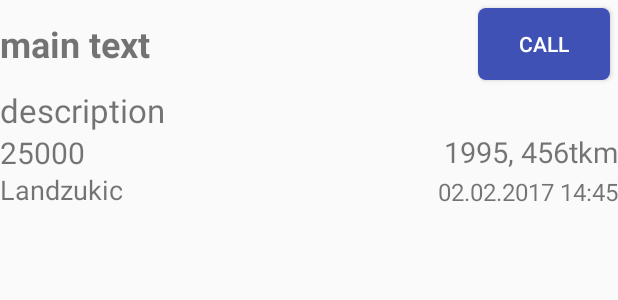
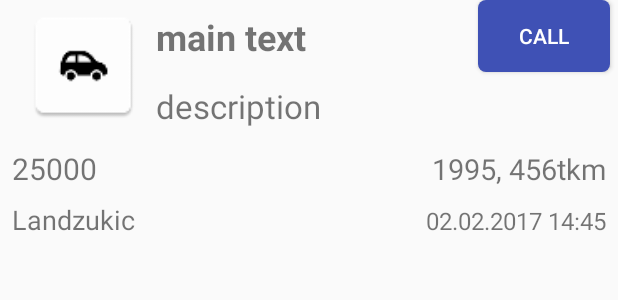
Before and after one commit to gusakovgiorgi/AutoSearchApp, an Android app: the layout list_item_layout.xml on its own in the app's theme, with its tools: preview values and no code run, on a phone screen of 412 x 824 dp. Shown: the top 300 px of the screen. Run offline under Robolectric (Android 15) with nearby library versions, the phone set to English and light mode, and no system bars.

Commit message:
start add additional functionality

```diff
--- a/app/build.gradle
+++ b/app/build.gradle
@@ -32,4 +32,5 @@ dependencies {
     compile 'com.android.support:recyclerview-v7:25.3.0'
     testCompile 'junit:junit:4.12'
     annotationProcessor 'com.jakewharton:butterknife-compiler:8.5.1'
+    compile 'com.android.support.constraint:constraint-layout:1.0.0-alpha9'
 }
--- a/app/src/main/java/net/gusakov/newnettiauto/Constants.java
+++ b/app/src/main/java/net/gusakov/newnettiauto/Constants.java
@@ -17,6 +17,7 @@ public interface Constants {
         String DB_NAME = "auto.db";
         String DB_TABLE_AUTO = "auto_table";
         String TB_AUTO_ID = "auto_id";
+        String TB_AUTO_IMAGE_URL="auto_image_url";
         String TB_AUTO_NAME = "name";
         String TB_AUTO_DESCRIPTION = "description";
         String TB_AUTO_PRICE = "price";
@@ -32,6 +33,7 @@ public interface Constants {
         String DB_CREATE_STRING = "create table " + DB_TABLE_AUTO + " ("
                 + "_id integer primary key autoincrement, "
                 + TB_AUTO_ID + " integer, "
+                + TB_AUTO_IMAGE_URL+" text, "
                 + TB_AUTO_NAME + " text, "
                 + TB_AUTO_DESCRIPTION + " text, "
                 + TB_AUTO_PRICE + " integer, "
--- a/app/src/main/java/net/gusakov/newnettiauto/adapters/AutoCursorAdapter.java
+++ b/app/src/main/java/net/gusakov/newnettiauto/adapters/AutoCursorAdapter.java
@@ -14,6 +14,7 @@ import android.view.View;
 import android.view.ViewGroup;
 import android.widget.Button;
 import android.widget.CursorAdapter;
+import android.widget.ImageView;
 import android.widget.TextView;
 import android.widget.Toast;
 
@@ -51,6 +52,7 @@ public class AutoCursorAdapter extends CursorAdapter {
     @Override
     public void bindView(View view, final Context context, Cursor cursor) {
         // Find fields to populate in inflated template
+        ImageView imageView=(ImageView)view.findViewById(R.id.imageViewId);
         TextView name = (TextView) view.findViewById(R.id.nameId);
         TextView description = (TextView) view.findViewById(R.id.descriptionId);
         TextView price = (TextView) view.findViewById(R.id.priceId);
@@ -106,4 +108,5 @@ public class AutoCursorAdapter extends CursorAdapter {
         view.setTag(new Auto(idInt,nameStr,descriptionStr,priceInt,yearAndMileageStr,sellerStr,linkStr,phoneUri,false,timestamp));
     }
 
+
 }
--- a/app/src/main/java/net/gusakov/newnettiauto/classes/Auto.java
+++ b/app/src/main/java/net/gusakov/newnettiauto/classes/Auto.java
@@ -7,6 +7,7 @@ package net.gusakov.newnettiauto.classes;
 public class Auto {
     private int id;
     private String name;
+    private String imageUrlString;
     private String description;
     private int price;
     private String yearAndMileage;
@@ -22,7 +23,7 @@ public class Auto {
     public Auto(){
     }
 
-    public Auto(int id,String name, String description, int price, String yearAndMileage, String seller,String link,String phoneNumberURI, boolean isDealer,long timestamp) {
+    public Auto(int id,String name, String description, int price, String yearAndMileage, String seller,String link,String phoneNumberURI, boolean isDealer,long timestamp,String imageUrlString) {
         this.id=id;
         this.name = name;
         this.description = description;
@@ -33,6 +34,7 @@ public class Auto {
         this.phoneNumberURI =phoneNumberURI;
         this.isDealer = isDealer;
         this.timestamp=timestamp;
+        this.imageUrlString=imageUrlString;
     }
     public long getTimestamp() {
         return timestamp;
@@ -115,4 +117,12 @@ public class Auto {
     public boolean isDealer() {
         return isDealer;
     }
+
+    public String getImageUrlString() {
+        return imageUrlString;
+    }
+
+    public void setImageUrlString(String imageUrlString) {
+        this.imageUrlString = imageUrlString;
+    }
 }
--- a/app/src/main/java/net/gusakov/newnettiauto/classes/HTMLParser.java
+++ b/app/src/main/java/net/gusakov/newnettiauto/classes/HTMLParser.java
@@ -114,6 +114,7 @@ public class HTMLParser implements Runnable,Constants.HTMLParserConstants{
                         String yearAndmiliage = getYearAndMilliage(detailBox);
                         String seller = getSeller(detailBox);
                         boolean dealer = getDealer(detailBox);
+//                        String imageUrl=getImageUrl()
                         Auto auto = new Auto(id, autoName, autoDescription, price, yearAndmiliage, seller, linkHref,phoneNumberURI, dealer,System.currentTimeMillis());
                         invokeNewAutoListeners(auto);
                         Timber.d("id=" + id + ", car name=" + autoName + ", description=" + autoDescription + ", price=" + price + ", year=" + yearAndmiliage +
--- a/app/src/main/res/layout/list_item_layout.xml
+++ b/app/src/main/res/layout/list_item_layout.xml
@@ -1,27 +1,107 @@
 <?xml version="1.0" encoding="utf-8"?>
-<RelativeLayout xmlns:android="http://schemas.android.com/apk/res/android"
+<android.support.constraint.ConstraintLayout xmlns:android="http://schemas.android.com/apk/res/android"
+    xmlns:app="http://schemas.android.com/apk/res-auto"
+    xmlns:tools="http://schemas.android.com/tools"
     android:layout_width="match_parent"
     android:layout_height="wrap_content">
 
-    <LinearLayout
-        android:id="@+id/callAndNameId"
-        android:layout_width="match_parent"
+    <ImageView
+        android:layout_width="80dp"
+        android:layout_height="80dp"
+        app:layout_constraintTop_toTopOf="parent"
+        android:layout_marginTop="4dp"
+        android:layout_marginLeft="16dp"
+        android:src="@mipmap/ic_launcher"
+        app:layout_constraintLeft_toLeftOf="parent"
+        android:id="@+id/imageViewId" />
+
+    <TextView
+        android:id="@+id/descriptionId"
+        android:layout_width="0dp"
         android:layout_height="wrap_content"
-        android:layout_alignParentLeft="true"
-        android:layout_alignParentStart="true"
-        android:layout_alignParentTop="true"
+        android:text="description"
+        android:textSize="@dimen/listview_description_text_size"
+        app:layout_constraintLeft_toRightOf="@+id/imageViewId"
+        android:layout_marginLeft="8dp"
+        android:layout_marginRight="8dp"
+        app:layout_constraintRight_toRightOf="parent"
+        app:layout_constraintHorizontal_bias="0.0"
+        android:layout_marginTop="8dp"
+        app:layout_constraintTop_toBottomOf="@+id/callBtnId" />
+
+    <TextView
+        android:id="@+id/priceId"
+        android:layout_width="wrap_content"
+        android:layout_height="wrap_content"
+        android:text="25000"
+        android:textSize="@dimen/listview_price_text_size"
+        android:layout_marginTop="13dp"
+        app:layout_constraintTop_toBottomOf="@+id/descriptionId"
+        android:layout_marginLeft="8dp"
+        app:layout_constraintLeft_toLeftOf="parent" />
+
+    <TextView
+        android:id="@+id/yearsAndMileageId"
+        android:layout_width="0dp"
+        android:layout_height="wrap_content"
         android:gravity="right"
-        android:orientation="horizontal">
+        android:text="1995, 456tkm"
+        android:textSize="@dimen/listview_years_and_mileage_text_size"
+        app:layout_constraintBaseline_toBaselineOf="@+id/priceId"
+        android:layout_marginRight="8dp"
+        app:layout_constraintRight_toRightOf="parent" />
+
+    <TextView
+        android:id="@+id/sellerId"
+        android:layout_width="wrap_content"
+        android:layout_height="wrap_content"
+        android:text="Landzukic"
+        android:textSize="@dimen/listview_seller_text_size"
+        android:layout_marginTop="8dp"
+        app:layout_constraintTop_toBottomOf="@+id/priceId"
+        android:layout_marginLeft="8dp"
+        app:layout_constraintLeft_toLeftOf="parent" />
+
+    <TextView
+        android:id="@+id/dateId"
+        android:layout_width="wrap_content"
+        android:layout_height="wrap_content"
+        android:text="02.02.2017 14:45"
+        android:textSize="@dimen/listview_date_text_size"
+        app:layout_constraintBaseline_toBaselineOf="@+id/sellerId"
+        android:layout_marginRight="8dp"
+        app:layout_constraintRight_toRightOf="parent" />
+
+    <!--<LinearLayout-->
+        <!--android:id="@+id/callAndNameId"-->
+        <!--android:layout_width="0dp"-->
+        <!--android:layout_height="wrap_content"-->
+        <!--android:layout_marginLeft="8dp"-->
+        <!--android:layout_marginRight="8dp"-->
+        <!--android:layout_marginTop="0dp"-->
+        <!--android:gravity="right"-->
+        <!--android:orientation="horizontal"-->
+        <!--app:layout_constraintHorizontal_bias="0.0"-->
+        <!--app:layout_constraintLeft_toLeftOf="parent"-->
+        <!--app:layout_constraintRight_toRightOf="parent"-->
+        <!--app:layout_constraintTop_toTopOf="parent"-->
+        <!--tools:layout_constraintLeft_creator="1"-->
+        <!--tools:layout_constraintRight_creator="1"-->
+        <!--tools:layout_constraintTop_creator="1">-->
 
         <TextView
             android:id="@+id/nameId"
-            android:layout_width="0dp"
+            android:layout_width="wrap_content"
             android:layout_height="wrap_content"
             android:layout_gravity="center_vertical"
             android:layout_weight="1"
             android:text="main text"
             android:textSize="@dimen/listview_main_text_size"
-            android:textStyle="bold"></TextView>
+            android:textStyle="bold"
+            app:layout_constraintLeft_toRightOf="@+id/imageViewId"
+            android:layout_marginLeft="8dp"
+            app:layout_constraintTop_toTopOf="parent"
+            android:layout_marginTop="8dp"></TextView>
 
         <Button
             android:id="@+id/callBtnId"
@@ -29,58 +109,18 @@
             android:layout_height="wrap_content"
             android:layout_gravity="center_vertical"
             android:layout_margin="@dimen/listview_call_button_pading"
+            android:background="@drawable/ripple"
             android:focusable="false"
             android:focusableInTouchMode="false"
-            android:background="@drawable/ripple"
             android:text="call"
-            android:textColor="@color/white" />
-    </LinearLayout>
-
-    <TextView
-        android:id="@+id/descriptionId"
-        android:layout_width="wrap_content"
-        android:layout_height="wrap_content"
-        android:layout_below="@id/callAndNameId"
-        android:text="description"
-        android:textSize="@dimen/listview_description_text_size" />
-
-    <TextView
-        android:id="@+id/priceId"
-        android:layout_width="wrap_content"
-        android:layout_height="wrap_content"
-        android:layout_below="@id/descriptionId"
-        android:text="25000"
-        android:textSize="@dimen/listview_price_text_size" />
-
-    <TextView
-        android:id="@+id/yearsAndMileageId"
-        android:layout_width="match_parent"
-        android:layout_height="wrap_content"
-        android:layout_alignParentLeft="true"
-        android:layout_alignParentStart="true"
-        android:layout_below="@+id/descriptionId"
-        android:gravity="right"
-        android:text="1995, 456tkm"
-        android:textSize="@dimen/listview_years_and_mileage_text_size" />
-
-    <TextView
-        android:id="@+id/sellerId"
-        android:layout_width="wrap_content"
-        android:layout_height="wrap_content"
-        android:layout_alignParentLeft="true"
-        android:layout_alignParentStart="true"
-        android:layout_below="@+id/yearsAndMileageId"
-        android:text="Landzukic"
-        android:textSize="@dimen/listview_seller_text_size" />
-
-    <TextView
-        android:id="@+id/dateId"
-        android:layout_width="wrap_content"
-        android:layout_height="wrap_content"
-        android:layout_alignBottom="@id/sellerId"
-        android:layout_alignParentRight="true"
-        android:text="02.02.2017 14:45"
-        android:textSize="@dimen/listview_date_text_size" />
+            android:textColor="@color/white"
+            tools:layout_editor_absoluteY="4dp"
+            app:layout_constraintLeft_toRightOf="@+id/nameId"
+            android:layout_marginLeft="8dp"
+            android:layout_marginRight="8dp"
+            app:layout_constraintRight_toRightOf="parent"
+            app:layout_constraintHorizontal_bias="1.0" />
 
 
-</RelativeLayout>
+
+</android.support.constraint.ConstraintLayout>
```
